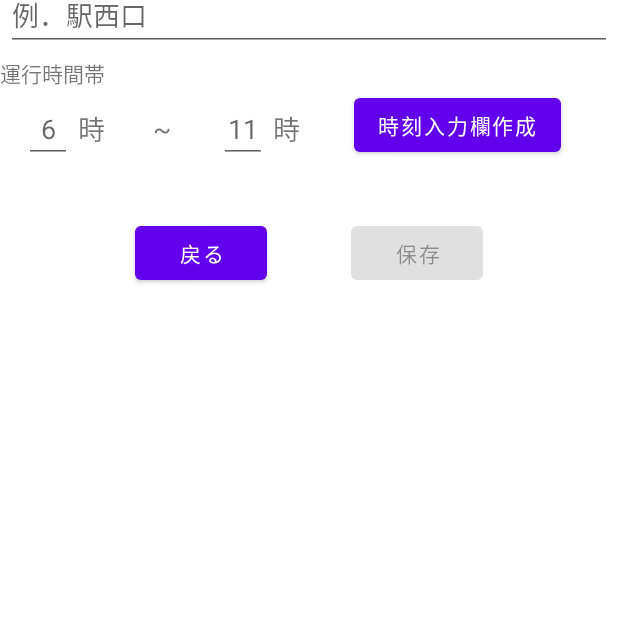
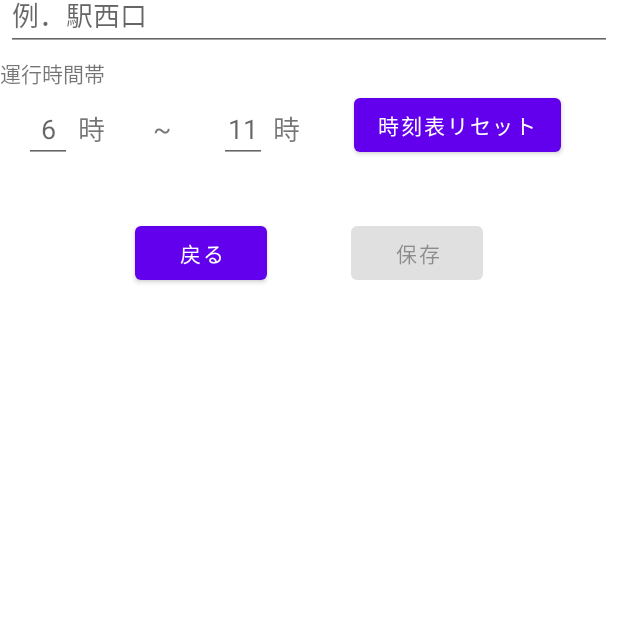
Before and after one commit to kaz-taka-1/BusScheduleMaker, an Android app: the NewSchedule screen opened directly, with no data from a screen before it, on a phone screen of 412 x 824 dp, the part 375-993 px from its top. Run offline under Robolectric (Android 15) with nearby library versions, the phone set to English and light mode, and no system bars.

Commit message:
ボタンのテキスト変更

```diff
--- a/app/src/main/res/layout/activity_new_schedule.xml
+++ b/app/src/main/res/layout/activity_new_schedule.xml
@@ -120,7 +120,7 @@
             android:layout_width="wrap_content"
             android:layout_height="wrap_content"
             android:layout_marginLeft="36dp"
-            android:text="時刻入力欄作成"/>
+            android:text="時刻表リセット"/>
 
     </LinearLayout>
     <TableLayout
```
